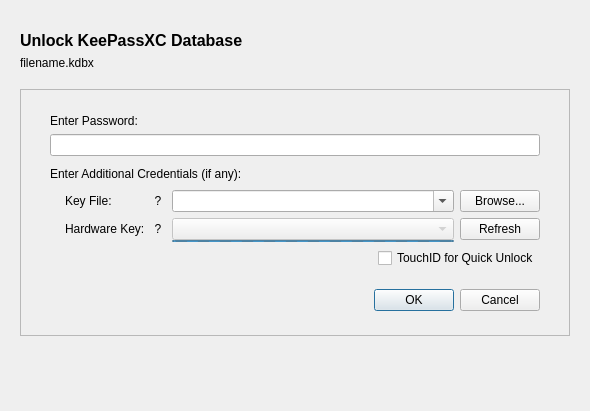
Old version of the form src/gui/DatabaseOpenWidget.ui in the repository keepassxreboot/keepassxc.
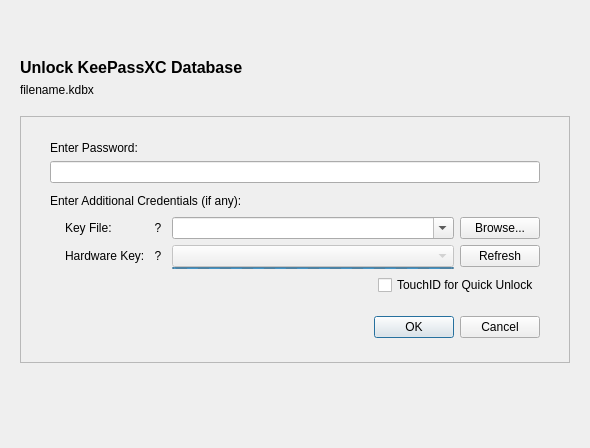
New version of the form. Custom widgets are drawn as their Qt base class.

```diff
--- a/src/gui/DatabaseOpenWidget.ui
+++ b/src/gui/DatabaseOpenWidget.ui
@@ -6,8 +6,8 @@
    <rect>
     <x>0</x>
     <y>0</y>
-    <width>580</width>
-    <height>410</height>
+    <width>588</width>
+    <height>448</height>
    </rect>
   </property>
   <property name="accessibleName">
```
Left out of the diff: 8 changed lines with no effect on the pictures.
